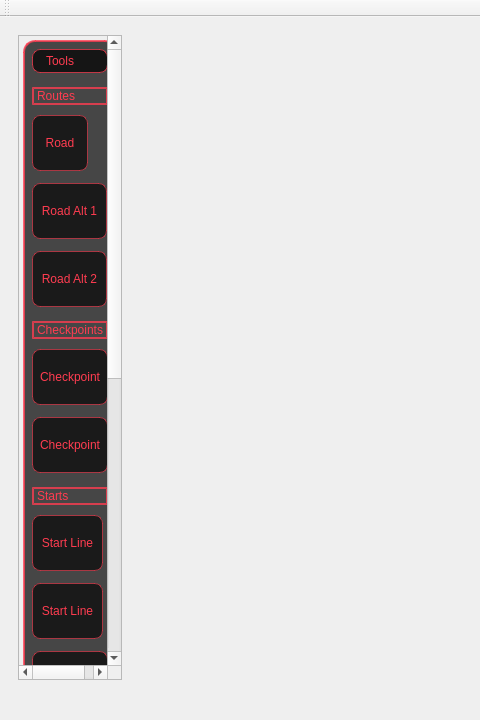
First picture: the form in editor/EditorGame.ui, repository Manupenalva/need-for-speed-cpp, before the edit; both pictures show x 0 to 480 and y 0 to 720 of the 1280 by 720 pixel window.
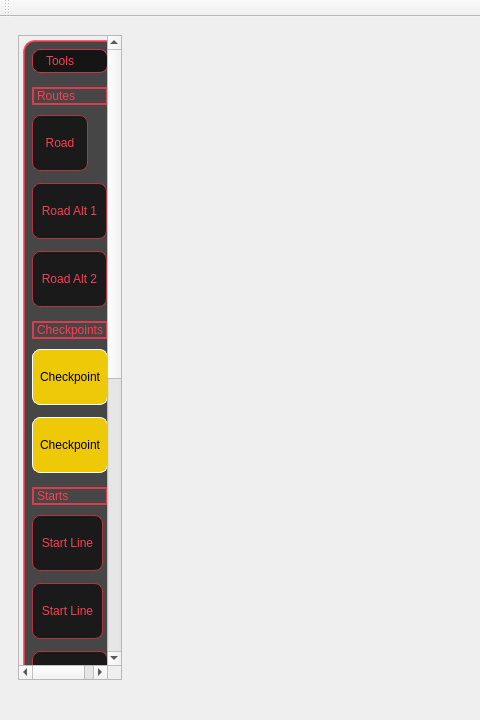
Second picture: the form after the edit. The open tabs and pages were chosen to show the change. Icons and pictures are not drawn. Custom widgets are drawn as their Qt base class.

Commit message: Mejoro botones porque no se ve la imagen

What changed in the file:
```diff
--- a/editor/EditorGame.ui
+++ b/editor/EditorGame.ui
@@ -176,9 +176,9 @@
              <property name="geometry">
               <rect>
                <x>0</x>
-               <y>0</y>
-               <width>101</width>
-               <height>1076</height>
+               <y>-401</y>
+               <width>106</width>
+               <height>1171</height>
               </rect>
              </property>
              <property name="styleSheet">
@@ -408,8 +408,8 @@
                 </property>
                 <property name="styleSheet">
                  <string notr="true">QToolButton {
-    background-color: rgba(0, 0, 0, 160);         
-    border: 1px solid rgba(255, 60, 80, 150);       
+	background-color: rgba(255, 215, 0, 230);  
+    border: 1px solid white;    
     border-radius: 8px;
     padding: 4px;
     icon-size: 32px;                               
@@ -426,7 +426,7 @@
 }
 
 QToolButton {
-    color: rgb(255, 60, 80);
+    color: black;
     font: 700 10pt &quot;Ubuntu Sans&quot;;
 }
 </string>
@@ -459,11 +459,11 @@
                 </property>
                 <property name="styleSheet">
                  <string notr="true">QToolButton {
-    background-color: rgba(0, 0, 0, 160);          
-    border: 1px solid rgba(255, 60, 80, 150);     
+	background-color: rgba(255, 215, 0, 230);  
+    border: 1px solid white;    
     border-radius: 8px;
     padding: 4px;
-    icon-size: 32px;                                
+    icon-size: 32px;                               
 }
 
 QToolButton:hover {
@@ -477,7 +477,7 @@
 }
 
 QToolButton {
-    color: rgb(255, 60, 80);
+    color: black;
     font: 700 10pt &quot;Ubuntu Sans&quot;;
 }
 </string>
```
Left out of the diff: 72 changed lines with no effect on the pictures.
